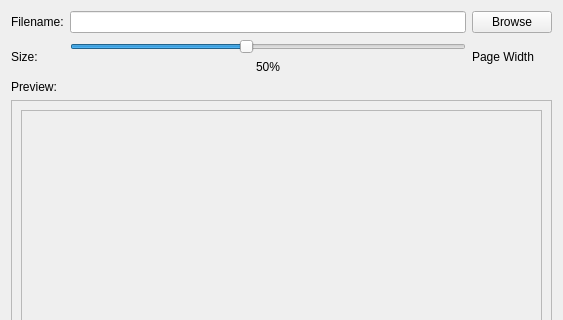
This is gui/ContentItems/Image/ImageBrowse.ui in acroper/BeamerQt as Qt 5 draws it before an edit; both pictures show x 0 to 563 and y 0 to 320 of the 563 by 464 pixel window. The edited form follows.
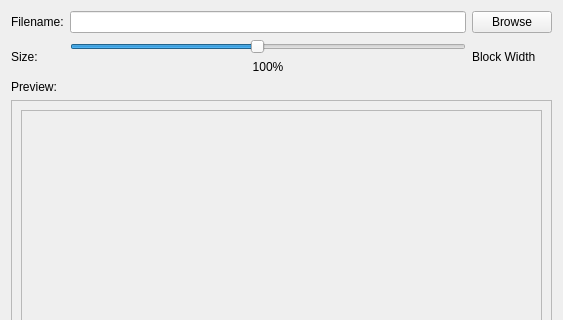
This is the edited form.

Commit message: Passing automatic image size

```diff
--- a/gui/ContentItems/Image/ImageBrowse.ui
+++ b/gui/ContentItems/Image/ImageBrowse.ui
@@ -48,7 +48,7 @@
           <number>10</number>
          </property>
          <property name="maximum">
-          <number>100</number>
+          <number>200</number>
          </property>
          <property name="singleStep">
           <number>10</number>
@@ -56,8 +56,11 @@
          <property name="pageStep">
           <number>10</number>
          </property>
+         <property name="value">
+          <number>100</number>
+         </property>
          <property name="sliderPosition">
-          <number>50</number>
+          <number>100</number>
          </property>
          <property name="orientation">
           <enum>Qt::Horizontal</enum>
@@ -70,7 +73,7 @@
        <item>
         <widget class="QLabel" name="SizeLabel">
          <property name="text">
-          <string>50%</string>
+          <string>100%</string>
          </property>
          <property name="alignment">
           <set>Qt::AlignCenter</set>
@@ -82,7 +85,7 @@
      <item row="1" column="2">
       <widget class="QLabel" name="label_4">
        <property name="text">
-        <string>Page Width</string>
+        <string>Block Width</string>
        </property>
       </widget>
      </item>
```
Left out of the diff: 4 changed lines with no effect on the pictures. The commit also changes 3 other files.
